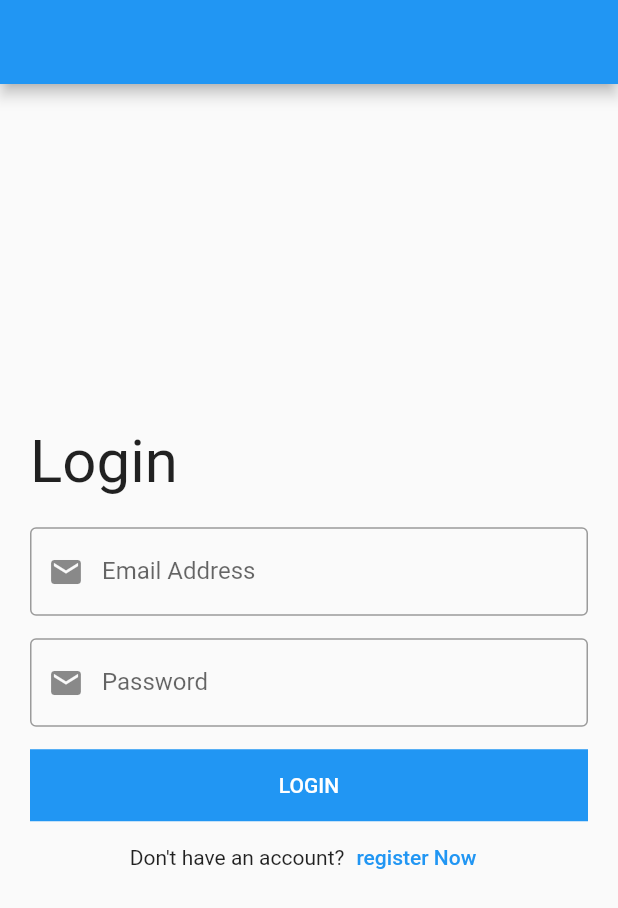
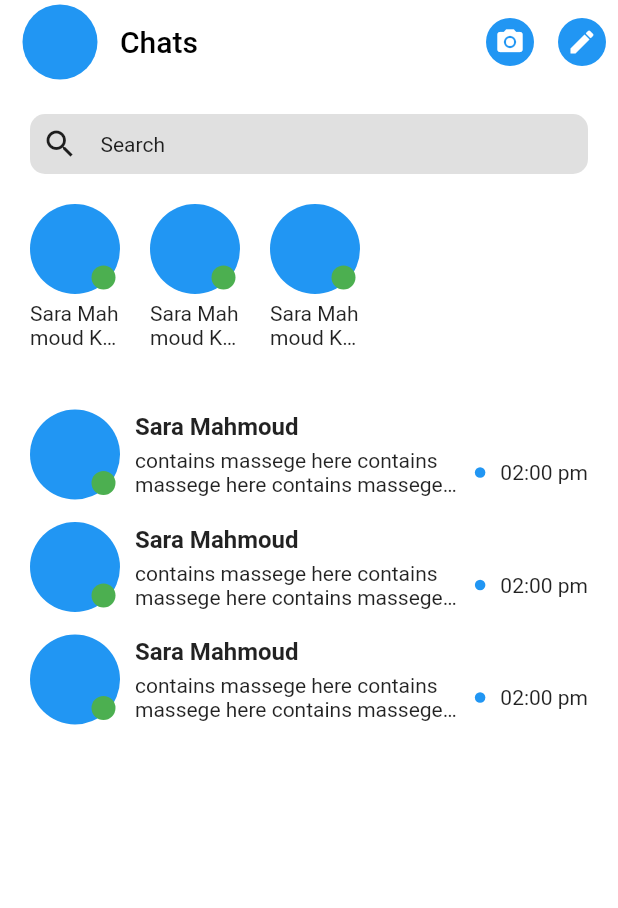
Before and after one commit to saramahmoud5005/Flutter-App-Udemy, a Flutter app: the screen it shows after launch, on a phone screen of 412 x 824 dp. Shown: the top 908 px of the screen. Run offline on Flutter 3.47's test engine with Material 2 defaults, Android fonts, the phone set to English and light mode, and no system bars.

Commit message:
messenger screen

```diff
--- a/lib/main.dart
+++ b/lib/main.dart
@@ -1,6 +1,7 @@
 import 'package:flutter/material.dart';
 import 'package:flutter_app/home_screen.dart';
 import 'package:flutter_app/login_screen.dart';
+import 'package:flutter_app/messenger_screen.dart';
 
 void main() {
   runApp(MyApp());
@@ -14,7 +15,7 @@ class MyApp extends StatelessWidget {
   Widget build(BuildContext context) {
     return MaterialApp(
       debugShowCheckedModeBanner: false,
-      home: LoginScreen()
+      home: MessengerScreen()
     );
   }
 }
--- /dev/null
+++ b/lib/messenger_screen.dart
@@ -0,0 +1,431 @@
+import 'package:flutter/cupertino.dart';
+import 'package:flutter/material.dart';
+
+class MessengerScreen extends StatelessWidget{
+  @override
+  Widget build(BuildContext context) {
+    return Scaffold(
+      backgroundColor: Colors.white,
+      appBar: AppBar(
+        backgroundColor: Colors.white,
+        elevation: 0.0,
+        titleSpacing: 15.0,
+        title: Row(
+          children: [
+            CircleAvatar(
+              radius: 25.0,
+              backgroundColor: Colors.blue,
+            ),
+            SizedBox(
+              width: 15.0,
+            ),
+            Text(
+              'Chats',
+              style:TextStyle(
+                color: Colors.black
+              ),
+            ),
+          ],
+        ),
+        actions: [
+          IconButton(
+              onPressed: (){
+
+              },
+              icon: CircleAvatar(
+                radius: 40.0,
+                backgroundColor: Colors.blue,
+                child: Icon(
+                    Icons.camera_alt,
+                    size: 20.0,
+                    color: Colors.white,
+                ),
+              ),
+          ),
+          IconButton(
+            onPressed: (){
+
+            },
+            icon: CircleAvatar(
+              radius: 40.0,
+              backgroundColor: Colors.blue,
+              child: Icon(
+                Icons.edit,
+                size: 20.0,
+                color: Colors.white,
+              ),
+            ),
+          ),
+        ],
+      ),
+      body: Padding(
+        padding: const EdgeInsets.all(20.0),
+        child: Column(
+          crossAxisAlignment: CrossAxisAlignment.start,
+          children: [
+            Container(
+              decoration: BoxDecoration(
+                borderRadius: BorderRadius.circular(
+                  10.0,
+                ),
+                color: Colors.grey[300],
+              ),
+              padding: EdgeInsets.all(8.0),
+              child: Row(
+                children: [
+                  Icon(
+                    Icons.search,
+                  ),
+                  SizedBox(
+                    width: 15.0,
+                  ),
+                  Text(
+                    'Search'
+                  ),
+                ],
+              ),
+            ),
+            SizedBox(
+              height: 20.0,
+            ),
+            SingleChildScrollView(
+              scrollDirection: Axis.horizontal,
+              child: Row(
+                children: [
+                  Container(
+                    width: 60.0,
+                    child: Column(
+                      children: [
+                        Stack(
+                          alignment: AlignmentDirectional.bottomEnd,
+                          children: [
+                            CircleAvatar(
+                              radius: 30.0,
+                              backgroundColor: Colors.blue,
+                            ),
+
+                            Padding(
+                              padding: const EdgeInsetsDirectional.only(
+                                bottom: 3.0,
+                                end: 3.0,
+                              ),
+                              child: CircleAvatar(
+                                radius: 8.0,
+                                backgroundColor: Colors.green,
+                              ),
+                            ),
+                          ],
+                        ),
+                        SizedBox(
+                          height: 5.0,
+                        ),
+                        Text(
+                          'Sara Mahmoud Kamal',
+                          maxLines: 2,
+                          overflow: TextOverflow.ellipsis,
+                        ),
+                      ],
+                    ),
+                  ),
+                  SizedBox(
+                    width: 20.0,
+                  ),
+                  Container(
+                    width: 60.0,
+                    child: Column(
+                      children: [
+                        Stack(
+                          alignment: AlignmentDirectional.bottomEnd,
+                          children: [
+                            CircleAvatar(
+                              radius: 30.0,
+                              backgroundColor: Colors.blue,
+                            ),
+
+                            Padding(
+                              padding: const EdgeInsetsDirectional.only(
+                                bottom: 3.0,
+                                end: 3.0,
+                              ),
+                              child: CircleAvatar(
+                                radius: 8.0,
+                                backgroundColor: Colors.green,
+                              ),
+                            ),
+                          ],
+                        ),
+                        SizedBox(
+                          height: 5.0,
+                        ),
+                        Text(
+                          'Sara Mahmoud Kamal',
+                          maxLines: 2,
+                          overflow: TextOverflow.ellipsis,
+                        ),
+                      ],
+                    ),
+                  ),
+                  SizedBox(
+                    width: 20.0,
+                  ),
+                  Container(
+                    width: 60.0,
+                    child: Column(
+                      children: [
+                        Stack(
+                          alignment: AlignmentDirectional.bottomEnd,
+                          children: [
+                            CircleAvatar(
+                              radius: 30.0,
+                              backgroundColor: Colors.blue,
+                            ),
+
+                            Padding(
+                              padding: const EdgeInsetsDirectional.only(
+                                bottom: 3.0,
+                                end: 3.0,
+                              ),
+                              child: CircleAvatar(
+                                radius: 8.0,
+                                backgroundColor: Colors.green,
+                              ),
+                            ),
+                          ],
+                        ),
+                        SizedBox(
+                          height: 5.0,
+                        ),
+                        Text(
+                          'Sara Mahmoud Kamal',
+                          maxLines: 2,
+                          overflow: TextOverflow.ellipsis,
+                        ),
+                      ],
+                    ),
+                  ),
+                ],
+              ),
+            ),
+            SizedBox(
+              height: 40.0,
+            ),
+            Row(
+              children: [
+                Stack(
+                  alignment: AlignmentDirectional.bottomEnd,
+                  children: [
+                    CircleAvatar(
+                      radius: 30.0,
+                      backgroundColor: Colors.blue,
+                    ),
+
+                    Padding(
+                      padding: const EdgeInsetsDirectional.only(
+                        bottom: 3.0,
+                        end: 3.0,
+                      ),
+                      child: CircleAvatar(
+                        radius: 8.0,
+                        backgroundColor: Colors.green,
+                      ),
+                    ),
+                  ],
+                ),
+                SizedBox(
+                  width: 10.0,
+                ),
+                Expanded(
+                  child: Column(
+                    crossAxisAlignment: CrossAxisAlignment.start,
+                    children: [
+                      Text(
+                        'Sara Mahmoud',
+                        maxLines: 1,
+                        overflow: TextOverflow.ellipsis,
+                        style: TextStyle(
+                          fontSize: 16.0,
+                          fontWeight: FontWeight.bold,
+                        ),
+                      ),
+                      SizedBox(
+                        height: 5.0,
+                      ),
+                      Row(
+                        children: [
+                          Expanded(
+                            child: Text(
+                              'contains massege here contains massege here contains massege here contains massege here',
+                              maxLines: 2,
+                              overflow: TextOverflow.ellipsis,
+                            ),
+                          ),
+                          Padding(
+                            padding: const EdgeInsets.symmetric(horizontal: 10),
+                            child: Container(
+                              width: 7,
+                              height: 7,
+                              decoration: BoxDecoration(
+                                color: Colors.blue,
+                                shape: BoxShape.circle,
+                              ),
+                            ),
+                          ),
+                          Text('02:00 pm'),
+                        ],
+                      ),
+                    ],
+                  ),
+                ),
+              ],
+            ),
+            SizedBox(
+              height: 15.0,
+            ),
+            Row(
+              children: [
+                Stack(
+                  alignment: AlignmentDirectional.bottomEnd,
+                  children: [
+                    CircleAvatar(
+                      radius: 30.0,
+                      backgroundColor: Colors.blue,
+                    ),
+
+                    Padding(
+                      padding: const EdgeInsetsDirectional.only(
+                        bottom: 3.0,
+                        end: 3.0,
+                      ),
+                      child: CircleAvatar(
+                        radius: 8.0,
+                        backgroundColor: Colors.green,
+                      ),
+                    ),
+                  ],
+                ),
+                SizedBox(
+                  width: 10.0,
+                ),
+                Expanded(
+                  child: Column(
+                    crossAxisAlignment: CrossAxisAlignment.start,
+                    children: [
+                      Text(
+                        'Sara Mahmoud',
+                        maxLines: 1,
+                        overflow: TextOverflow.ellipsis,
+                        style: TextStyle(
+                          fontSize: 16.0,
+                          fontWeight: FontWeight.bold,
+                        ),
+                      ),
+                      SizedBox(
+                        height: 5.0,
+                      ),
+                      Row(
+                        children: [
+                          Expanded(
+                            child: Text(
+                              'contains massege here contains massege here contains massege here contains massege here',
+                              maxLines: 2,
+                              overflow: TextOverflow.ellipsis,
+                            ),
+                          ),
+                          Padding(
+                            padding: const EdgeInsets.symmetric(horizontal: 10),
+                            child: Container(
+                              width: 7,
+                              height: 7,
+                              decoration: BoxDecoration(
+                                color: Colors.blue,
+                                shape: BoxShape.circle,
+                              ),
+                            ),
+                          ),
+                          Text('02:00 pm'),
+                        ],
+                      ),
+                    ],
+                  ),
+                ),
+              ],
+            ),
+            SizedBox(
+              height: 15.0,
+            ),
+            Row(
+              children: [
+                Stack(
+                  alignment: AlignmentDirectional.bottomEnd,
+                  children: [
+                    CircleAvatar(
+                      radius: 30.0,
+                      backgroundColor: Colors.blue,
+                    ),
+
+                    Padding(
+                      padding: const EdgeInsetsDirectional.only(
+                        bottom: 3.0,
+                        end: 3.0,
+                      ),
+                      child: CircleAvatar(
+                        radius: 8.0,
+                        backgroundColor: Colors.green,
+                      ),
+                    ),
+                  ],
+                ),
+                SizedBox(
+                  width: 10.0,
+                ),
+                Expanded(
+                  child: Column(
+                    crossAxisAlignment: CrossAxisAlignment.start,
+                    children: [
+                      Text(
+                        'Sara Mahmoud',
+                        maxLines: 1,
+                        overflow: TextOverflow.ellipsis,
+                        style: TextStyle(
+                          fontSize: 16.0,
+                          fontWeight: FontWeight.bold,
+                        ),
+                      ),
+                      SizedBox(
+                        height: 5.0,
+                      ),
+                      Row(
+                        children: [
+                          Expanded(
+                            child: Text(
+                              'contains massege here contains massege here contains massege here contains massege here',
+                              maxLines: 2,
+                              overflow: TextOverflow.ellipsis,
+                            ),
+                          ),
+                          Padding(
+                            padding: const EdgeInsets.symmetric(horizontal: 10),
+                            child: Container(
+                              width: 7,
+                              height: 7,
+                              decoration: BoxDecoration(
+                                color: Colors.blue,
+                                shape: BoxShape.circle,
+                              ),
+                            ),
+                          ),
+                          Text('02:00 pm'),
+                        ],
+                      ),
+                    ],
+                  ),
+                ),
+              ],
+            ),
+          ],
+        ),
+      ),
+    );
+  }
+
+}
```
